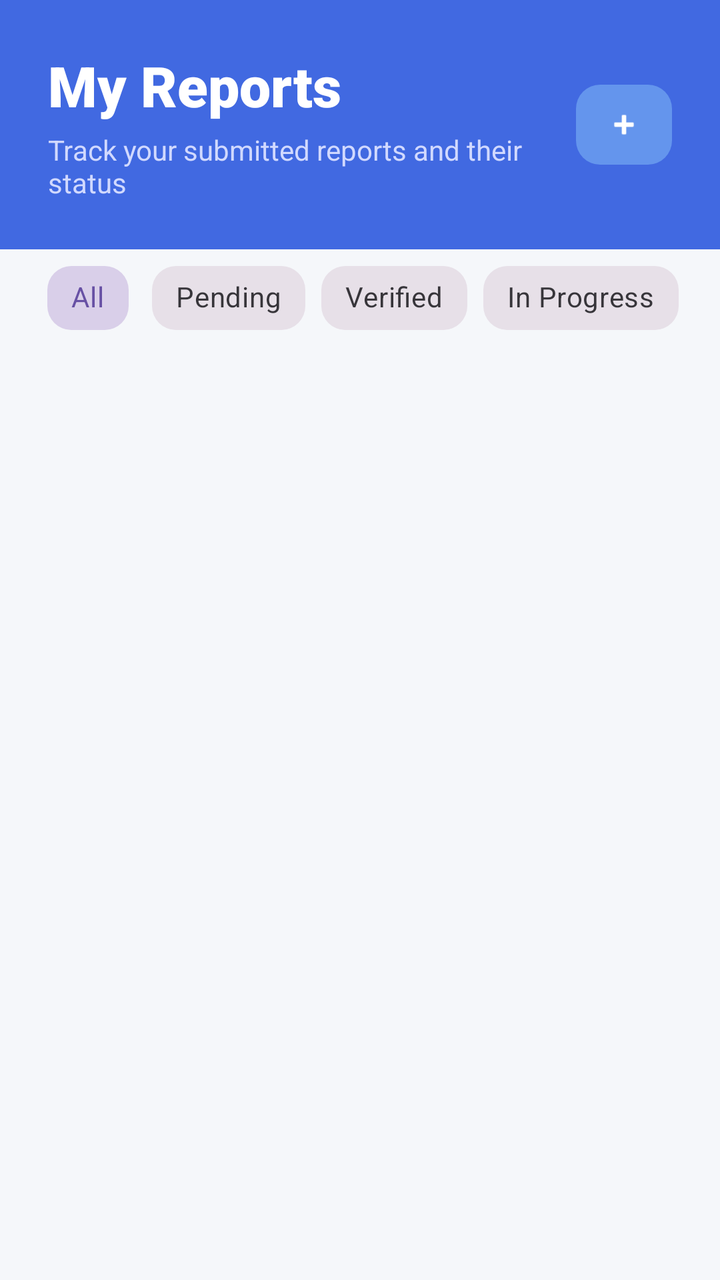
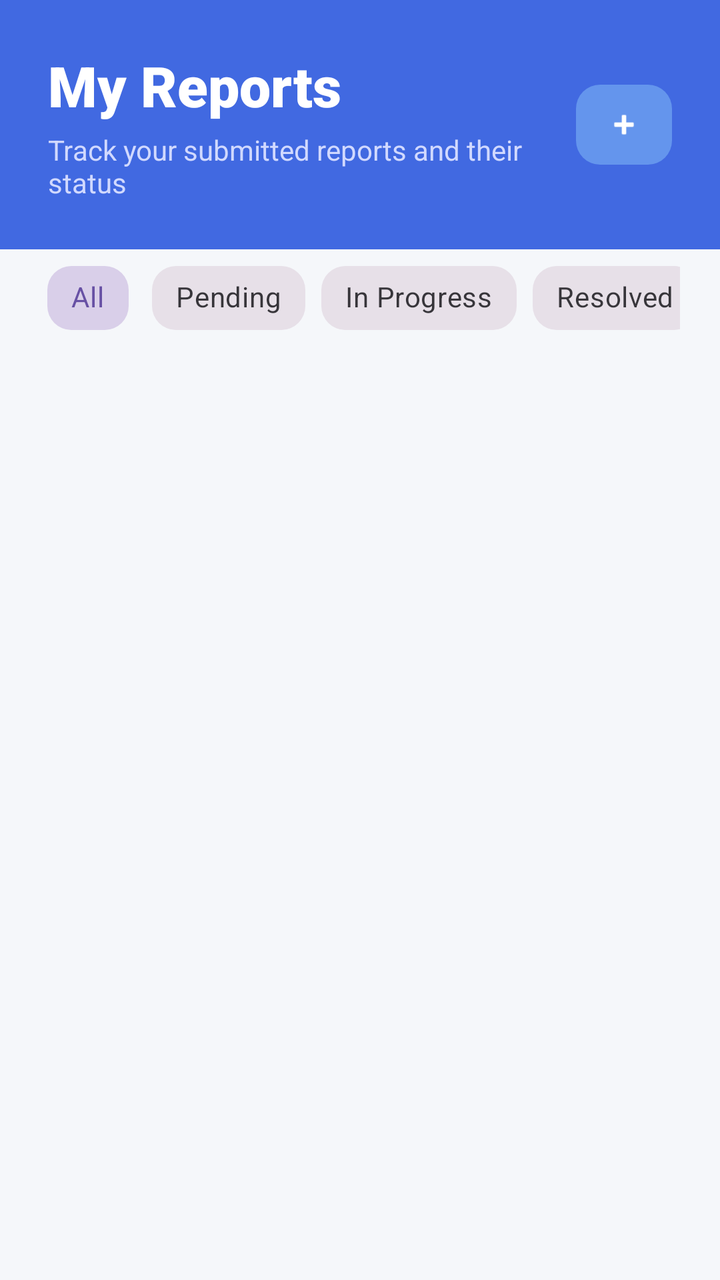

The first picture is an Android layout as it rendered before a commit; the second is the same layout after the commit. The layout source and the unified diff follow.
<!-- AndroidManifest.xml: application theme Theme.StreetAssist -->
<!-- res/layout/fragment_report.xml -->
<?xml version="1.0" encoding="utf-8"?>
<androidx.coordinatorlayout.widget.CoordinatorLayout xmlns:android="http://schemas.android.com/apk/res/android"
    xmlns:app="http://schemas.android.com/apk/res-auto"
    xmlns:tools="http://schemas.android.com/tools"
    android:layout_width="match_parent"
    android:layout_height="match_parent"
    android:background="#F5F7FA"
    tools:context=".ui.resident.Reports.ReportFragment">

    <LinearLayout
        android:layout_width="match_parent"
        android:layout_height="match_parent"
        android:orientation="vertical">

        
        <RelativeLayout
            android:layout_width="match_parent"
            android:layout_height="wrap_content"
            android:background="#4169E1"
            android:padding="24dp">

            <LinearLayout
                android:layout_width="wrap_content"
                android:layout_height="wrap_content"
                android:layout_alignParentStart="true"
                android:layout_toStartOf="@id/btnAddNewReport"
                android:orientation="vertical">

                <TextView
                    android:layout_width="wrap_content"
                    android:layout_height="wrap_content"
                    android:fontFamily="sans-serif-black"
                    android:text="My Reports"
                    android:textColor="@android:color/white"
                    android:textSize="28sp"
                    android:textStyle="bold" />

                <TextView
                    android:layout_width="wrap_content"
                    android:layout_height="wrap_content"
                    android:layout_marginTop="4dp"
                    android:text="Track your submitted reports and their status"
                    android:textColor="#D1D9FF"
                    android:textSize="14sp" />
            </LinearLayout>

            <com.google.android.material.button.MaterialButton
                android:id="@+id/btnAddNewReport"
                android:layout_width="48dp"
                android:layout_height="48dp"
                android:layout_alignParentEnd="true"
                android:layout_centerVertical="true"
                android:padding="0dp"
                app:backgroundTint="#6495ED"
                app:cornerRadius="12dp"
                app:icon="@android:drawable/ic_input_add"
                app:iconGravity="textStart"
                app:iconPadding="0dp"
                app:iconTint="@android:color/white" />
        </RelativeLayout>

        
        <LinearLayout
            android:layout_width="match_parent"
            android:layout_height="match_parent"
            android:layout_marginTop="-20dp"
            android:background="@drawable/rounded_top_corners"
            android:orientation="vertical"
            android:padding="20dp">

            
            <HorizontalScrollView
                android:layout_width="match_parent"
                android:layout_height="wrap_content"
                android:scrollbars="none">

                <com.google.android.material.chip.ChipGroup
                    android:id="@+id/chipGroupFilters"
                    android:layout_width="wrap_content"
                    android:layout_height="wrap_content"
                    app:singleLine="true"
                    app:singleSelection="true">

                    <com.google.android.material.chip.Chip
                        android:id="@+id/chipAll"
                        style="@style/Widget.MaterialComponents.Chip.Choice"
                        android:layout_width="wrap_content"
                        android:layout_height="wrap_content"
                        android:checked="true"
                        android:text="All"
                        app:chipCornerRadius="12dp"
                        app:chipStrokeWidth="0dp" />

                    <com.google.android.material.chip.Chip
                        android:id="@+id/chipPending"
                        style="@style/Widget.MaterialComponents.Chip.Choice"
                        android:layout_width="wrap_content"
                        android:layout_height="wrap_content"
                        android:text="Pending"
                        app:chipCornerRadius="12dp" />

                    <com.google.android.material.chip.Chip
                        android:id="@+id/chipVerified"
                        style="@style/Widget.MaterialComponents.Chip.Choice"
                        android:layout_width="wrap_content"
                        android:layout_height="wrap_content"
                        android:text="Verified"
                        app:chipCornerRadius="12dp" />

                    <com.google.android.material.chip.Chip
                        android:id="@+id/chipInProgress"
                        style="@style/Widget.MaterialComponents.Chip.Choice"
                        android:layout_width="wrap_content"
                        android:layout_height="wrap_content"
                        android:text="In Progress"
                        app:chipCornerRadius="12dp" />

                    <com.google.android.material.chip.Chip
                        android:id="@+id/chipResolved"
                        style="@style/Widget.MaterialComponents.Chip.Choice"
                        android:layout_width="wrap_content"
                        android:layout_height="wrap_content"
                        android:text="Resolved"
                        app:chipCornerRadius="12dp" />

                </com.google.android.material.chip.ChipGroup>
            </HorizontalScrollView>

            
            <LinearLayout
                android:id="@+id/emptyState"
                android:layout_width="match_parent"
                android:layout_height="0dp"
                android:layout_weight="1"
                android:gravity="center"
                android:orientation="vertical"
                android:paddingBottom="50dp"
                android:visibility="gone">

                <ImageView
                    android:layout_width="80dp"
                    android:layout_height="80dp"
                    android:background="@drawable/circle_bg_light_blue"
                    android:padding="20dp"
                    android:src="@android:drawable/ic_menu_mylocation"
                    app:tint="#4169E1" />

                <TextView
                    android:layout_width="wrap_content"
                    android:layout_height="wrap_content"
                    android:layout_marginTop="24dp"
                    android:text="No reports found"
                    android:textColor="#333333"
                    android:textSize="18sp"
                    android:textStyle="bold" />

                <TextView
                    android:layout_width="wrap_content"
                    android:layout_height="wrap_content"
                    android:layout_marginTop="8dp"
                    android:text="You haven't submitted any reports yet."
                    android:textColor="#757575"
                    android:textSize="14sp" />

                <com.google.android.material.button.MaterialButton
                    android:id="@+id/btnSubmitReport"
                    style="@style/Widget.MaterialComponents.Button.TextButton"
                    android:layout_width="wrap_content"
                    android:layout_height="wrap_content"
                    android:layout_marginTop="16dp"
                    android:text="+ Submit your first report"
                    android:textColor="#4169E1"
                    android:textStyle="bold"
                    app:rippleColor="#204169E1" />
            </LinearLayout>

            
            <androidx.recyclerview.widget.RecyclerView
                android:id="@+id/recyclerReports"
                android:layout_width="match_parent"
                android:layout_height="0dp"
                android:layout_marginTop="12dp"
                android:layout_weight="1"
                android:clipToPadding="false"
                android:paddingBottom="16dp"
                android:visibility="gone"
                tools:listitem="@layout/item_report_card" />

        </LinearLayout>
    </LinearLayout>
</androidx.coordinatorlayout.widget.CoordinatorLayout>
<!-- res/layout/item_report_card.xml (included above) -->
<?xml version="1.0" encoding="utf-8"?>
<com.google.android.material.card.MaterialCardView
    xmlns:android="http://schemas.android.com/apk/res/android"
    xmlns:app="http://schemas.android.com/apk/res-auto"
    android:layout_width="match_parent"
    android:layout_height="wrap_content"
    android:layout_marginBottom="12dp"
    android:clickable="true"
    android:focusable="true"
    app:cardCornerRadius="16dp"
    app:cardElevation="2dp"
    app:strokeColor="#E8ECFF"
    app:strokeWidth="1dp">

    <LinearLayout
        android:layout_width="match_parent"
        android:layout_height="wrap_content"
        android:orientation="vertical"
        android:padding="16dp">

        
        <LinearLayout
            android:layout_width="match_parent"
            android:layout_height="wrap_content"
            android:gravity="center_vertical"
            android:orientation="horizontal">

            <TextView
                android:id="@+id/tvReportId"
                android:layout_width="0dp"
                android:layout_height="wrap_content"
                android:layout_weight="1"
                android:fontFamily="monospace"
                android:text="RPT-—"
                android:textColor="#4169E1"
                android:textSize="11sp"
                android:textStyle="bold" />

            <TextView
                android:id="@+id/tvStatus"
                android:layout_width="wrap_content"
                android:layout_height="wrap_content"
                android:background="@drawable/badge_pending"
                android:paddingHorizontal="10dp"
                android:paddingVertical="4dp"
                android:text="Pending"
                android:textSize="11sp"
                android:textStyle="bold" />
        </LinearLayout>

        
        <TextView
            android:id="@+id/tvDescription"
            android:layout_width="match_parent"
            android:layout_height="wrap_content"
            android:layout_marginTop="10dp"
            android:ellipsize="end"
            android:maxLines="2"
            android:text="Description of the individual..."
            android:textColor="#222222"
            android:textSize="14sp"
            android:textStyle="bold" />

        
        <View
            android:layout_width="match_parent"
            android:layout_height="1dp"
            android:layout_marginVertical="10dp"
            android:background="#F0F0F0" />

        
        <LinearLayout
            android:layout_width="match_parent"
            android:layout_height="wrap_content"
            android:orientation="horizontal">

            <LinearLayout
                android:layout_width="0dp"
                android:layout_height="wrap_content"
                android:layout_weight="1"
                android:gravity="center_vertical"
                android:orientation="horizontal">

                <ImageView
                    android:layout_width="14dp"
                    android:layout_height="14dp"
                    android:src="@android:drawable/ic_menu_info_details"
                    app:tint="#4169E1" />

                <TextView
                    android:id="@+id/tvAge"
                    android:layout_width="wrap_content"
                    android:layout_height="wrap_content"
                    android:layout_marginStart="4dp"
                    android:text="Age: —"
                    android:textColor="#555555"
                    android:textSize="12sp" />
            </LinearLayout>

            <LinearLayout
                android:layout_width="0dp"
                android:layout_height="wrap_content"
                android:layout_weight="1"
                android:gravity="center_vertical"
                android:orientation="horizontal">

                <ImageView
                    android:layout_width="14dp"
                    android:layout_height="14dp"
                    android:src="@android:drawable/ic_menu_myplaces"
                    app:tint="#4169E1" />

                <TextView
                    android:id="@+id/tvSex"
                    android:layout_width="wrap_content"
                    android:layout_height="wrap_content"
                    android:layout_marginStart="4dp"
                    android:text="Sex: —"
                    android:textColor="#555555"
                    android:textSize="12sp" />
            </LinearLayout>
        </LinearLayout>

        
        <LinearLayout
            android:layout_width="match_parent"
            android:layout_height="wrap_content"
            android:layout_marginTop="6dp"
            android:gravity="center_vertical"
            android:orientation="horizontal">

            <ImageView
                android:layout_width="14dp"
                android:layout_height="14dp"
                android:src="@android:drawable/ic_menu_mylocation"
                app:tint="#E53935" />

            <TextView
                android:id="@+id/tvLocation"
                android:layout_width="0dp"
                android:layout_height="wrap_content"
                android:layout_marginStart="4dp"
                android:layout_weight="1"
                android:ellipsize="end"
                android:maxLines="1"
                android:text="Location not set"
                android:textColor="#555555"
                android:textSize="12sp" />
        </LinearLayout>

        
        <LinearLayout
            android:layout_width="match_parent"
            android:layout_height="wrap_content"
            android:layout_marginTop="6dp"
            android:gravity="center_vertical"
            android:orientation="horizontal">

            <ImageView
                android:layout_width="14dp"
                android:layout_height="14dp"
                android:src="@android:drawable/ic_menu_agenda"
                app:tint="#4169E1" />

            <TextView
                android:id="@+id/tvAssistance"
                android:layout_width="0dp"
                android:layout_height="wrap_content"
                android:layout_marginStart="4dp"
                android:layout_weight="1"
                android:ellipsize="end"
                android:maxLines="1"
                android:text="Assistance: —"
                android:textColor="#555555"
                android:textSize="12sp" />
        </LinearLayout>

        
        <LinearLayout
            android:layout_width="match_parent"
            android:layout_height="wrap_content"
            android:layout_marginTop="10dp"
            android:gravity="center_vertical"
            android:orientation="horizontal">

            <ImageView
                android:layout_width="12dp"
                android:layout_height="12dp"
                android:src="@android:drawable/ic_menu_recent_history"
                app:tint="#AAAAAA" />

            <TextView
                android:id="@+id/tvTimestamp"
                android:layout_width="0dp"
                android:layout_height="wrap_content"
                android:layout_marginStart="4dp"
                android:layout_weight="1"
                android:text="Submitted: —"
                android:textColor="#AAAAAA"
                android:textSize="11sp" />

            
            <TextView
                android:id="@+id/tvViewDetails"
                android:layout_width="wrap_content"
                android:layout_height="wrap_content"
                android:clickable="true"
                android:focusable="true"
                android:padding="4dp"
                android:text="View details →"
                android:textColor="#4169E1"
                android:textSize="11sp"
                android:textStyle="bold" />
        </LinearLayout>
        <TextView
            android:id="@+id/tvSeenAt"
            android:layout_width="wrap_content"
            android:layout_height="wrap_content"
            android:layout_marginTop="2dp"
            android:drawablePadding="4dp"
            android:textColor="#555555"
            android:textSize="12sp" />
    </LinearLayout>
</com.google.android.material.card.MaterialCardView>
<!-- resources referenced by this layout -->
<resources>
  <!-- drawable badge_pending (drawable) -->
  <?xml version="1.0" encoding="utf-8"?>
  <shape xmlns:android="http://schemas.android.com/apk/res/android"
      android:shape="rectangle">
      <solid android:color="#FAEEDA" />
      <corners android:radius="8dp" />
  </shape>
  <!-- drawable circle_bg_light_blue (drawable) -->
  <?xml version="1.0" encoding="utf-8"?>
  <selector xmlns:android="http://schemas.android.com/apk/res/android">
      <shape xmlns:android="http://schemas.android.com/apk/res/android" android:shape="oval">
          <solid android:color="#E8EFFF" />
      </shape>
  </selector>
  <!-- drawable rounded_top_corners (drawable) -->
  <?xml version="1.0" encoding="utf-8"?>
  <selector xmlns:android="http://schemas.android.com/apk/res/android">
      <shape xmlns:android="http://schemas.android.com/apk/res/android">
          <solid android:color="#F5F7FA" />
          <corners android:topLeftRadius="32dp" android:topRightRadius="32dp" />
      </shape>
  </selector>
  <style name="Theme.StreetAssist" parent="Base.Theme.StreetAssist" />
  <style name="Base.Theme.StreetAssist" parent="Theme.Material3.DayNight.NoActionBar">
          
          
      </style>
</resources>

<!-- the commit's change to res/layout/fragment_report.xml (unified diff, before → after) -->
@@ -99,13 +99,6 @@
                         android:text="Pending"
                         app:chipCornerRadius="12dp" />
 
-                    <com.google.android.material.chip.Chip
-                        android:id="@+id/chipVerified"
-                        style="@style/Widget.MaterialComponents.Chip.Choice"
-                        android:layout_width="wrap_content"
-                        android:layout_height="wrap_content"
-                        android:text="Verified"
-                        app:chipCornerRadius="12dp" />
 
                     <com.google.android.material.chip.Chip
                         android:id="@+id/chipInProgress"
@@ -393,6 +386,20 @@
 
             
             <TextView
+                android:id="@+id/btnDeleteReport"
+                android:layout_width="wrap_content"
+                android:layout_height="wrap_content"
+                android:layout_marginEnd="12dp"
+                android:clickable="true"
+                android:focusable="true"
+                android:padding="4dp"
+                android:text="Delete"
+                android:textColor="#FF5252"
+                android:textSize="11sp"
+                android:textStyle="bold" />
+
+            
+            <TextView
                 android:id="@+id/tvViewDetails"
                 android:layout_width="wrap_content"
                 android:layout_height="wrap_content"
